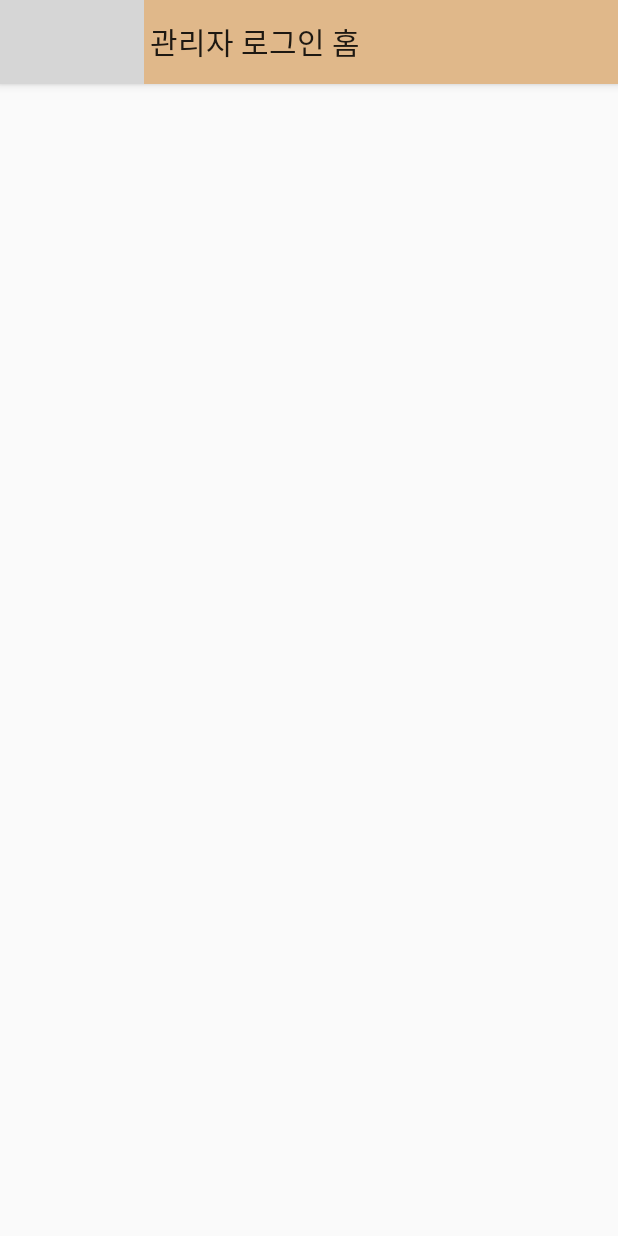
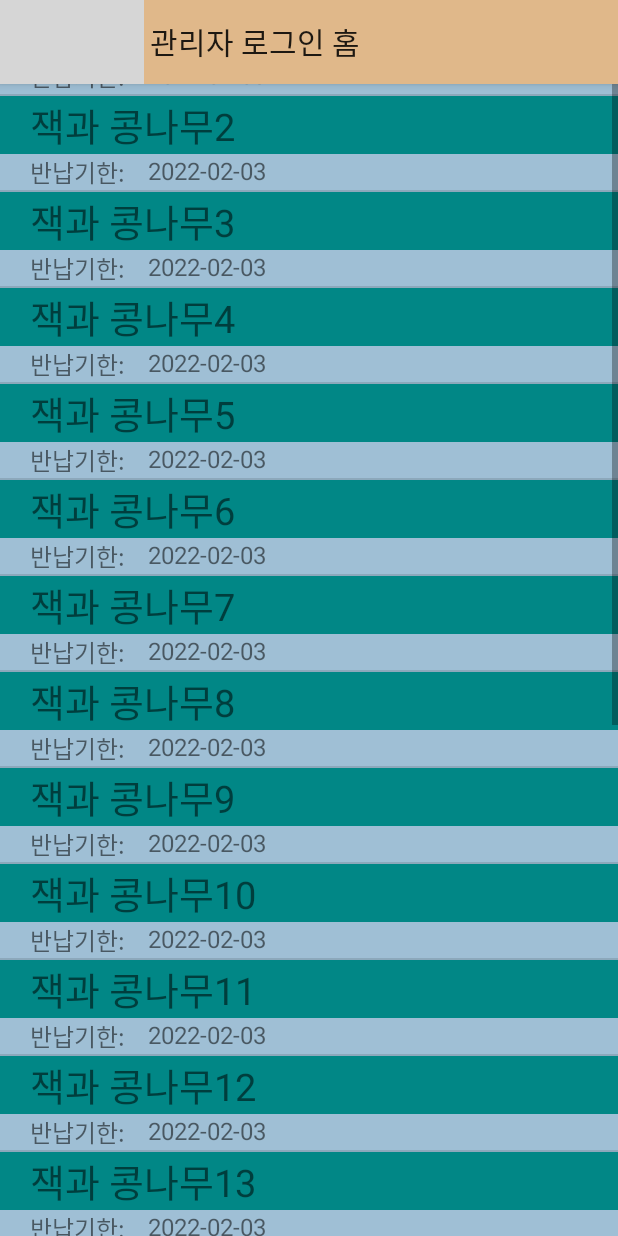
Before and after one commit to yangMinjae/CapstonDesign_Hwai, an Android app: the AdminLoginActivity screen opened directly, with no data from a screen before it, on a phone screen of 412 x 824 dp. Run offline under Robolectric (Android 15) with nearby library versions, the phone set to English and light mode, and no system bars; grey boxes are pictures that could not be loaded.

Commit message:
관리자 로그인 메인화면에 리스트뷰가 포함된 스크롤뷰를 추가하고자 합니다. 스크롤이 내려가지않는데 뭐가 문제인지 모르겠네요.

```diff
--- a/app/build.gradle
+++ b/app/build.gradle
@@ -26,6 +26,7 @@ android {
         targetCompatibility JavaVersion.VERSION_1_8
     }
     buildFeatures {
+        dataBinding true
         viewBinding true
     }
 }
@@ -39,7 +40,9 @@ dependencies {
     implementation 'androidx.lifecycle:lifecycle-viewmodel-ktx:2.4.0'
     implementation 'androidx.navigation:navigation-fragment:2.3.5'
     implementation 'androidx.navigation:navigation-ui:2.3.5'
+    implementation "androidx.swiperefreshlayout:swiperefreshlayout:1.1.0"
     testImplementation 'junit:junit:4.+'
     androidTestImplementation 'androidx.test.ext:junit:1.1.3'
     androidTestImplementation 'androidx.test.espresso:espresso-core:3.4.0'
+
 }
--- a/app/src/main/java/com/example/library_app/AdminLoginActivity.java
+++ b/app/src/main/java/com/example/library_app/AdminLoginActivity.java
@@ -6,19 +6,26 @@ import androidx.appcompat.app.AlertDialog;
 import androidx.appcompat.app.AppCompatActivity;
 import androidx.appcompat.widget.Toolbar;
 import androidx.core.view.GravityCompat;
+import androidx.core.widget.NestedScrollView;
+import androidx.databinding.DataBindingUtil;
+import androidx.databinding.ViewDataBinding;
 import androidx.drawerlayout.widget.DrawerLayout;
+import androidx.swiperefreshlayout.widget.SwipeRefreshLayout;
 
 import android.content.Context;
 import android.content.DialogInterface;
 import android.content.Intent;
 import android.content.pm.ActivityInfo;
 import android.os.Bundle;
+import android.renderscript.ScriptGroup;
 import android.view.KeyEvent;
 import android.view.LayoutInflater;
 import android.view.MenuItem;
 import android.view.View;
 import android.widget.EditText;
 import android.widget.LinearLayout;
+import android.widget.ListView;
+import android.widget.ScrollView;
 import android.widget.TextView;
 import android.widget.Toast;
 
@@ -29,6 +36,13 @@ public class AdminLoginActivity extends AppCompatActivity {
 
     private NavigationView navigationView;
     private String pinnum="123456";
+
+    //private SwipeRefreshLayout swipe_refresh;
+    private ListView listView;
+    private NestedScrollView scrollView;
+    private ListViewAdapter adapter;
+
+
     @Override
     protected void onCreate(Bundle savedInstanceState) {
         super.onCreate(savedInstanceState);
@@ -40,6 +54,52 @@ public class AdminLoginActivity extends AppCompatActivity {
         서버에서 pinnum정보를 가져와서
         pinnum에 대입해준다.
          */
+
+        //swipe_refresh = findViewById(R.id.swipe_refresh);
+        scrollView = (NestedScrollView) findViewById(R.id.admin_scrollview_1);
+        listView = (ListView) findViewById(R.id.admin_listview_1);
+        adapter = new ListViewAdapter(AdminLoginActivity.this);
+        listView.setAdapter(adapter);
+        adapter.additem("잭과 콩나무1", "2022-02-03", false);
+        adapter.additem("잭과 콩나무2", "2022-02-03", false);
+        adapter.additem("잭과 콩나무3", "2022-02-03", false);
+        adapter.additem("잭과 콩나무4", "2022-02-03", false);
+        adapter.additem("잭과 콩나무5", "2022-02-03", false);
+        adapter.additem("잭과 콩나무6", "2022-02-03", false);
+        adapter.additem("잭과 콩나무7", "2022-02-03", false);
+        adapter.additem("잭과 콩나무8", "2022-02-03", false);
+        adapter.additem("잭과 콩나무9", "2022-02-03", false);
+        adapter.additem("잭과 콩나무10", "2022-02-03", false);
+        adapter.additem("잭과 콩나무11", "2022-02-03", false);
+        adapter.additem("잭과 콩나무12", "2022-02-03", false);
+        adapter.additem("잭과 콩나무13", "2022-02-03", false);
+        adapter.additem("잭과 콩나무14", "2022-02-03", false);
+        adapter.additem("잭과 콩나무15", "2022-02-03", false);
+        adapter.additem("잭과 콩나무16", "2022-02-03", false);
+        adapter.additem("잭과 콩나무17", "2022-02-03", false);
+        adapter.additem("잭과 콩나무18", "2022-02-03", false);
+        adapter.additem("잭과 콩나무19", "2022-02-03", false);
+        adapter.additem("잭과 콩나무20", "2022-02-03", false);
+        adapter.additem("잭과 콩나무21", "2022-02-03", false);
+        adapter.additem("잭과 콩나무22", "2022-02-03", false);
+//        swipe_refresh.setOnRefreshListener(new SwipeRefreshLayout.OnRefreshListener() {
+//            @Override
+//            public void onRefresh() {
+//                Toast.makeText(getApplicationContext(), "TEST_TEST_TEST", Toast.LENGTH_SHORT).show();
+//                /*
+//                서버:
+//                해당 사용자가 빌린 책이 추가되었을경우, 리스트뷰에 추가, 반납되었다면, 삭제
+//                 */
+//            }
+//        });
+
+
+        /*
+        서버:
+        서버에서 해당 사용자가 빌린 모든 책의 정보를
+        adapter.additem(~~~~)해준다.
+         */
+
 
         this.InitializeLayout();
         navigationView=findViewById(R.id.nav_view);
@@ -68,6 +128,11 @@ public class AdminLoginActivity extends AppCompatActivity {
                 return true;
             }
         });
+
+
+
+
+
     }
     public void InitializeLayout(){
         //toolBar를 통해 App Bar 생성
--- /dev/null
+++ b/app/src/main/java/com/example/library_app/ListItem.java
@@ -0,0 +1,31 @@
+package com.example.library_app;
+
+public class ListItem {
+    private String title;       // 책의 제목
+    private String duedate;     // 반납기한
+    private Boolean overdue;    //  연체 여부(연체시 True리턴, Title부분을 빨갛게 표시)
+
+    public String getTitle() {
+        return title;
+    }
+
+    public void setTitle(String title) {
+        this.title = title;
+    }
+
+    public String getDuedate() {
+        return duedate;
+    }
+
+    public void setDuedate(String duedate) {
+        this.duedate = duedate;
+    }
+
+    public Boolean getOverdue() {
+        return overdue;
+    }
+
+    public void setOverdue(Boolean overdue) {
+        this.overdue = overdue;
+    }
+}
--- /dev/null
+++ b/app/src/main/java/com/example/library_app/ListViewAdapter.java
@@ -0,0 +1,76 @@
+package com.example.library_app;
+
+import android.content.Context;
+import android.graphics.Color;
+import android.view.LayoutInflater;
+import android.view.View;
+import android.view.ViewGroup;
+import android.widget.BaseAdapter;
+import android.widget.Button;
+import android.widget.TextView;
+
+import androidx.core.content.ContextCompat;
+
+import java.util.ArrayList;
+
+public class ListViewAdapter extends BaseAdapter {
+    private Context mContext;
+    private ArrayList<ListItem> listItems= new ArrayList<ListItem>();
+    public ListViewAdapter(Context context){
+        this.mContext=context;
+    }
+
+    @Override
+    public int getCount() {
+        return listItems.size();
+    }
+
+    @Override
+    public Object getItem(int i) {
+        return listItems.get(i);
+    }
+
+    @Override
+    public long getItemId(int i) {
+        return i;
+    }
+
+    @Override
+    public View getView(int position, View convertView, ViewGroup parent) {
+
+        // item_of_listview.xml 레이아웃을 inflate해서 참조획득
+        if(convertView == null){
+            LayoutInflater inflater = (LayoutInflater) mContext.getSystemService(Context.LAYOUT_INFLATER_SERVICE);
+            convertView = inflater.inflate(R.layout.item_of_listview, parent, false);
+        }
+
+        // item_of_listview.xml 의 참조 획득
+        TextView txt_title = (TextView)convertView.findViewById(R.id.item_title);
+        TextView txt_duedate = (TextView)convertView.findViewById(R.id.item_duedate);
+
+        ListItem listItem = listItems.get(position);
+
+        // 가져온 데이터를 텍스트뷰에 입력
+        txt_title.setText(listItem.getTitle());
+        // 연체된 책일 경우 책의 제목이 쓰이는 TextView 색이 빨간색, 아닐경우 어두운 코발트색
+        txt_title.setBackgroundColor((listItem.getOverdue())? ContextCompat.getColor(mContext, R.color.over):
+                ContextCompat.getColor(mContext, R.color.not_over));
+
+        // 제출기한 텍스트뷰에 입력
+       txt_duedate.setText(listItem.getDuedate());
+
+
+        return convertView;
+
+    }
+
+    public void additem(String title, String dudate, Boolean overdue){
+        ListItem listItem = new ListItem();
+
+        listItem.setTitle(title);
+        listItem.setDuedate(dudate);
+        listItem.setOverdue(overdue);
+
+        listItems.add(listItem);
+    }
+}
--- a/app/src/main/res/layout/admin_login_main.xml
+++ b/app/src/main/res/layout/admin_login_main.xml
@@ -8,6 +8,21 @@
         android:id="@+id/drawer_layout"
         android:fitsSystemWindows="true"
         tools:openDrawer="start">
+            <androidx.core.widget.NestedScrollView
+                android:id="@+id/admin_scrollview_1"
+                android:layout_width="wrap_content"
+                android:layout_height="wrap_content"
+                android:background="@color/chatting_roomCol"
+                android:fillViewport="true">
+                <ListView
+                    android:transcriptMode="alwaysScroll"
+                    android:id="@+id/admin_listview_1"
+                    android:layout_width="match_parent"
+                    android:layout_height="match_parent"
+                    android:listSelector="@color/grey">
+                </ListView>
+            </androidx.core.widget.NestedScrollView>
+
 
         <include
             layout="@layout/admin_login_appbar"
@@ -22,5 +37,4 @@
             android:fitsSystemWindows="true"
             app:menu="@menu/admin_login_menu"
             app:headerLayout="@layout/admin_login_header"/>
-
     </androidx.drawerlayout.widget.DrawerLayout>
--- /dev/null
+++ b/app/src/main/res/layout/item_of_listview.xml
@@ -0,0 +1,37 @@
+<?xml version="1.0" encoding="utf-8"?>
+<LinearLayout xmlns:android="http://schemas.android.com/apk/res/android"
+    android:orientation="vertical"
+    android:layout_width="match_parent"
+    android:layout_height="wrap_content">
+    <TextView
+        android:id="@+id/item_title"
+        android:paddingHorizontal="20dp"
+        android:layout_width="match_parent"
+        android:layout_height="wrap_content"
+        android:textSize="25sp"
+        android:text="핸젤과 그레텔"
+        android:background="@color/over"
+        />
+    <LinearLayout
+        android:layout_width="match_parent"
+        android:layout_height="match_parent"
+        android:orientation="horizontal"
+        android:paddingHorizontal="20dp">
+        <TextView
+            android:layout_width="wrap_content"
+            android:layout_height="match_parent"
+            android:textSize="16sp"
+            android:text="반납기한:"
+            android:layout_marginRight="15dp"
+            />
+        <TextView
+            android:id="@+id/item_duedate"
+            android:layout_width="match_parent"
+            android:layout_height="match_parent"
+            android:textSize="16sp"
+            android:text="2022-03-04"
+            />
+    </LinearLayout>
+
+
+</LinearLayout>
--- a/app/src/main/res/values/colors.xml
+++ b/app/src/main/res/values/colors.xml
@@ -8,4 +8,8 @@
     <color name="black">#FF000000</color>
     <color name="white">#FFFFFFFF</color>
     <color name="baseclor">#E0B88A</color>
+    <color name="grey">#777777</color>
+    <color name="chatting_roomCol">#9fbfd5</color>
+    <color name="not_over">#FF018786</color>
+    <color name="over">#ff2222</color>
 </resources>
```
Lines whose indentation alone changed are shown as unchanged.
